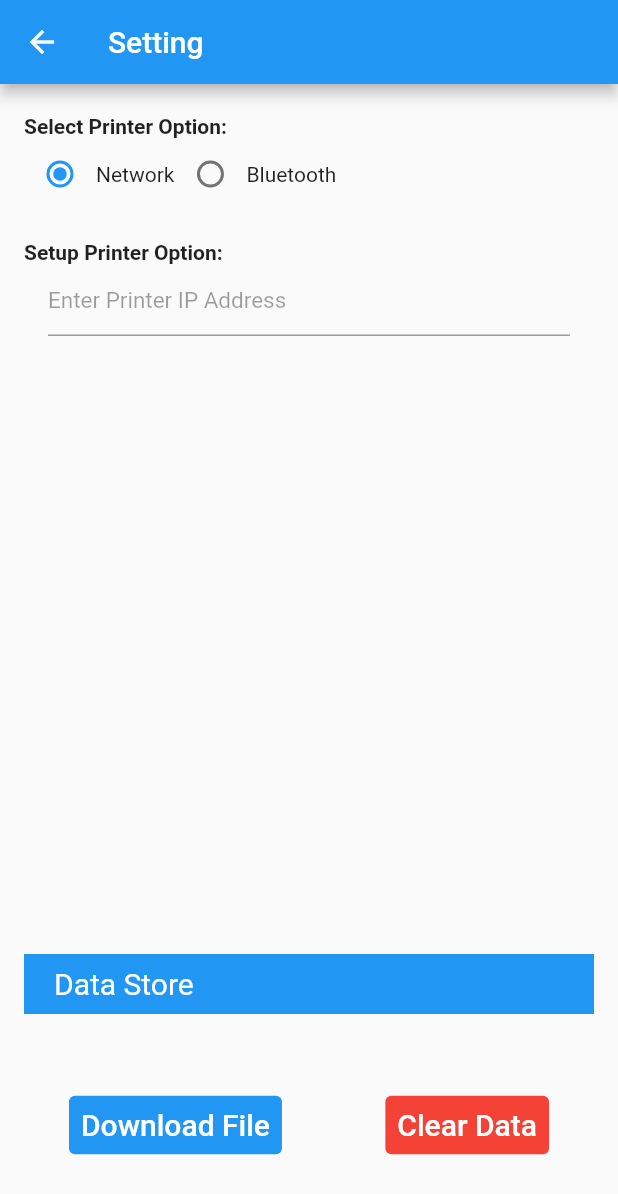
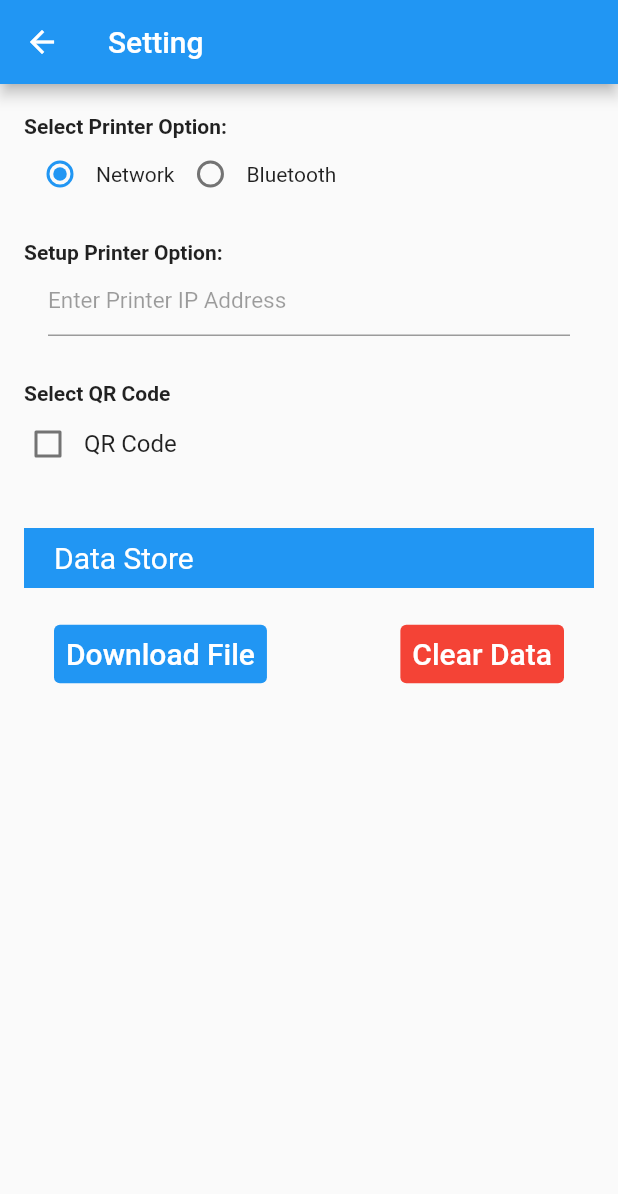
Before and after one commit to sreymom19/qrcode_scanner, a Flutter app: the SettingPage screen opened directly, on a phone screen of 412 x 824 dp. Shown: the top 1194 px of the screen. Run offline on Flutter 3.47's test engine with Material 2 defaults, Android fonts, the phone set to English and light mode, and no system bars; our stand-ins replace permission_handler, qr_flutter, screenshot, share_plus, shared_preferences, sqflite; missing offline and left inert: esc_pos_bluetooth, esc_pos_printer, esc_pos_utils, flutter_bluetooth_basic, mobile_scanner, syncfusion_flutter_xlsio; accounts and stored records are empty.

```diff
--- /dev/null
+++ b/lib/preference/qrcode_pref.dart
@@ -0,0 +1,5 @@
+String selectedQr = "SelectQrCode";
+
+Future<void> setQrCode(String qrSelected) {
+
+}
--- a/lib/setting/setting.dart
+++ b/lib/setting/setting.dart
@@ -3,11 +3,10 @@ import 'dart:io';
 import 'package:esc_pos_bluetooth/esc_pos_bluetooth.dart';
 import 'package:flutter/material.dart';
 import 'package:permission_handler/permission_handler.dart';
-import 'package:qr_code_scanner/model/model_db.dart';
 import 'package:qr_code_scanner/preference/printer_option_pref.dart';
 import 'package:qr_code_scanner/setting/setting_bloc.dart';
 import 'package:screenshot/screenshot.dart';
-
+import '../main_bloc.dart';
 import '../preference/printer.dart';
 import '../preference/printer_pref.dart';
 
@@ -24,6 +23,7 @@ class _SettingPageState extends State<SettingPage> {
   String dir = Directory.current.path;
 
   final _bloc = SettingBloc();
+  final _mainbloc = MainBloc();
   final PrinterBluetoothManager _printerManager = PrinterBluetoothManager();
   List<PrinterBluetooth> _devices = [];
   String? _deviceMsg;
@@ -114,8 +114,7 @@ class _SettingPageState extends State<SettingPage> {
                 fontWeight: FontWeight.bold,
               ),
             ),
-            Expanded(
-              child: AnimatedBuilder(
+            AnimatedBuilder(
               animation: _bloc,
               builder: (context, child) => _bloc.printerOption ==
                       PrinterOption.wifi
@@ -147,8 +146,7 @@ class _SettingPageState extends State<SettingPage> {
                                 ListTile(
                                   leading: const Icon(Icons.print),
                                   title: Text(_devices[index].name ?? ''),
-                                    subtitle:
-                                        Text(_devices[index].address ?? ''),
+                                  subtitle: Text(_devices[index].address ?? ''),
                                   onTap: () {
                                     final printer = Printer(
                                       name: _devices[index].name,
@@ -172,9 +170,43 @@ class _SettingPageState extends State<SettingPage> {
                           itemCount: _devices.length,
                         ),
             ),
+            const SizedBox(
+              height: 30,
+            ),
+            const Text(
+              'Select QR Code',
+              style: TextStyle(
+                fontWeight: FontWeight.bold,
+              ),
             ),
             const SizedBox(
               height: 10,
+            ),
+            Row(
+              mainAxisAlignment: MainAxisAlignment.start,
+              children: [
+                SizedBox(
+                  width: 32,
+                  height: 32,
+                  child: AnimatedBuilder(
+                    animation: _mainbloc,
+                    builder: (context, child) => Checkbox(
+                      value: _mainbloc.isChecked,
+                      onChanged: (bool? value) => _mainbloc.onQrCodeChecked(
+                        value,
+                      ),
+                    ),
+                  ),
+                ),
+                const SizedBox(width: 8),
+                const Text(
+                  'QR Code',
+                  style: TextStyle(fontSize: 16),
+                ),
+              ],
+            ),
+            const SizedBox(
+              height: 40,
             ),
             Container(
               width: double.infinity,
@@ -188,7 +220,7 @@ class _SettingPageState extends State<SettingPage> {
               ),
             ),
             Padding(
-              padding: const EdgeInsets.symmetric(horizontal: 30, vertical: 50),
+              padding: const EdgeInsets.only(left: 20, right: 20, top: 20),
               child: Row(
                 mainAxisAlignment: MainAxisAlignment.spaceBetween,
                 children: [
--- a/lib/setting/setting_bloc.dart
+++ b/lib/setting/setting_bloc.dart
@@ -1,13 +1,11 @@
 import 'dart:io';
 
 import 'package:flutter/material.dart';
-import 'package:path/path.dart';
 import 'package:path_provider/path_provider.dart';
 import 'package:qr_code_scanner/db_helper.dart';
 import 'package:qr_code_scanner/model/model_db.dart';
 import 'package:qr_code_scanner/preference/printer_option_pref.dart';
 import 'package:share_plus/share_plus.dart';
-import 'package:sqflite/sqflite.dart';
 import 'package:syncfusion_flutter_xlsio/xlsio.dart';
 
 import '../preference/printer_ip_pref.dart';
@@ -16,6 +14,8 @@ class SettingBloc extends ChangeNotifier {
   final DatabaseHelper _db = DatabaseHelper.instance;
   TextEditingController printerIpController = TextEditingController();
   PrinterOption? printerOption = PrinterOption.wifi;
+
+
 
   void init() {
     getPrinterOption().then((value) {
```
Also changed, not shown: lib/main.dart (+91 -47 lines), lib/main_bloc.dart (+20 -1 lines), lib/preference/qrcode.dart (added, +7 -0 lines), lib/preference/printer.dart (line endings or trailing spaces), lib/preference/printer_option_pref.dart (line endings or trailing spaces), lib/preference/printer_pref.dart (line endings or trailing spaces). Lines whose indentation alone changed are shown as unchanged.
